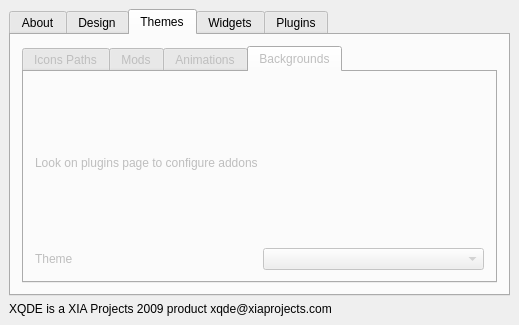
The window that trunk/XQDEUIConfigurator.ui (4myPAL/xqde) describes before a commit, drawn with Qt 5.
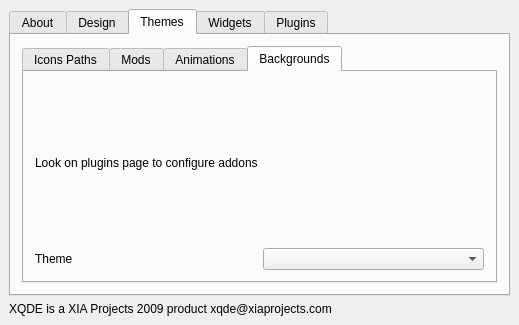
The same window after the commit. The open tabs and pages were chosen to show the change. Icons and pictures are not drawn.

Patch:
```diff
--- a/trunk/XQDEUIConfigurator.ui
+++ b/trunk/XQDEUIConfigurator.ui
@@ -417,7 +417,7 @@
        <item>
         <widget class="QTabWidget" name="tabWidget_2">
          <property name="enabled">
-          <bool>false</bool>
+          <bool>true</bool>
          </property>
          <property name="currentIndex">
           <number>0</number>
```
Left out of the diff: 5 changed lines with no effect on the pictures.
